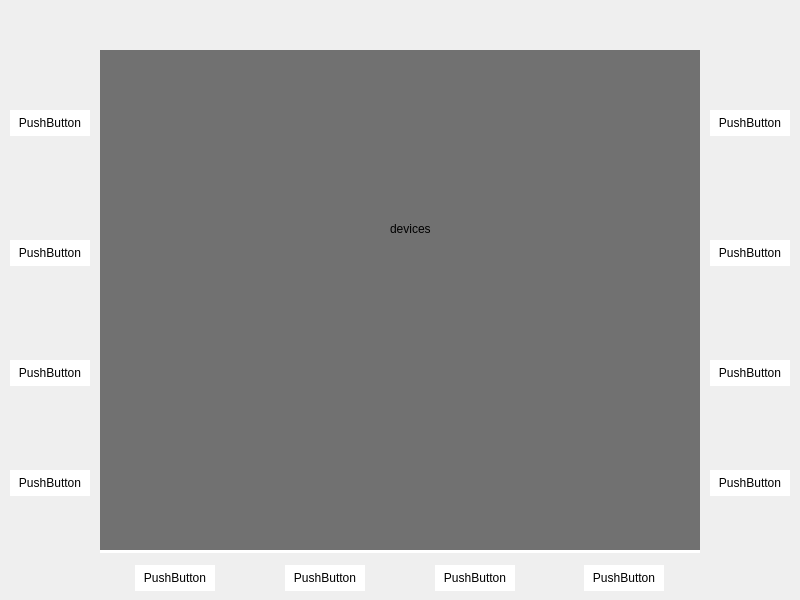
Qt form MyUI/myui.ui (yashp96/HomeHub) before a commit.
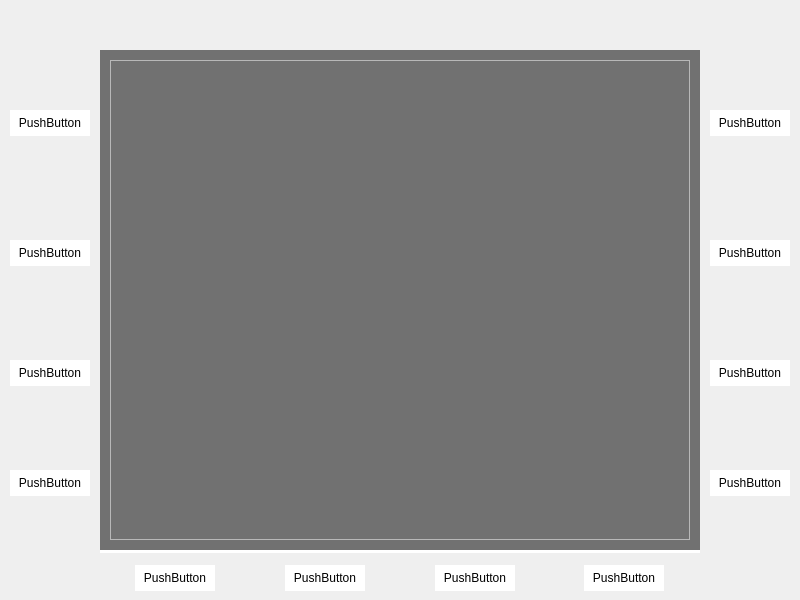
The same form after that commit. The open tabs and pages were chosen to show the change.

Diff of the .ui file:
```diff
--- a/MyUI/myui.ui
+++ b/MyUI/myui.ui
@@ -72,17 +72,20 @@
      </widget>
     </widget>
     <widget class="QWidget" name="PgDevices">
-     <widget class="QLabel" name="label_3">
+     <widget class="QFrame" name="FrameDevPg">
       <property name="geometry">
        <rect>
-        <x>290</x>
-        <y>170</y>
-        <width>58</width>
-        <height>18</height>
+        <x>10</x>
+        <y>10</y>
+        <width>580</width>
+        <height>480</height>
        </rect>
       </property>
-      <property name="text">
-       <string>devices</string>
+      <property name="frameShape">
+       <enum>QFrame::StyledPanel</enum>
+      </property>
+      <property name="frameShadow">
+       <enum>QFrame::Raised</enum>
       </property>
      </widget>
     </widget>
```
